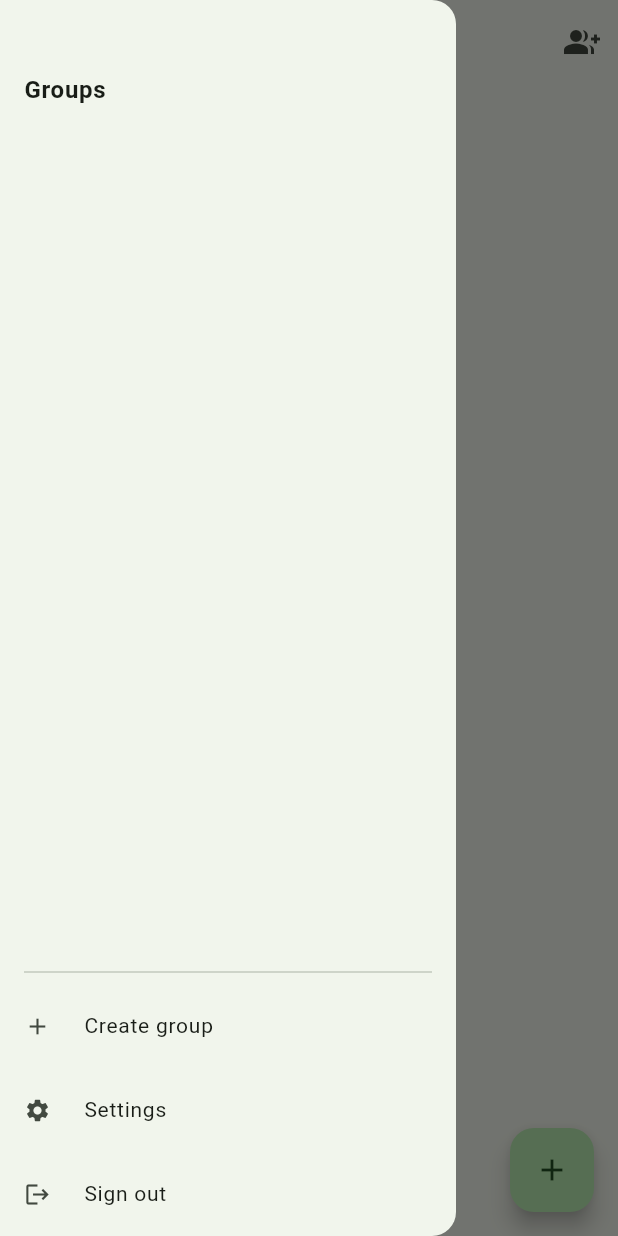
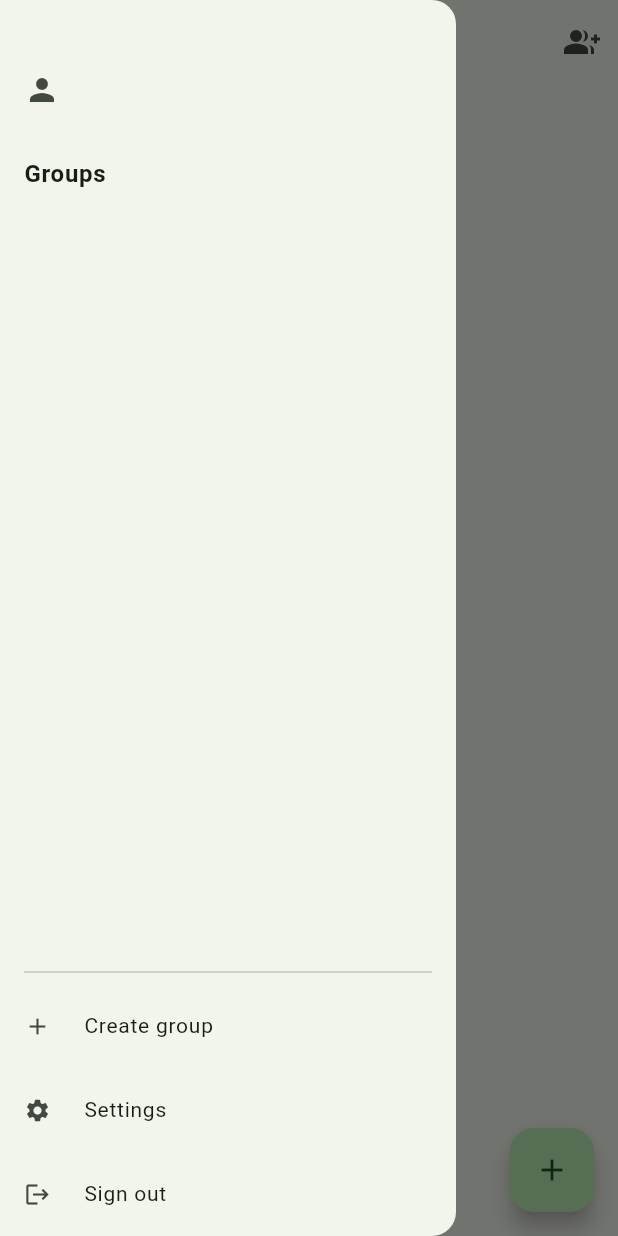
Before and after one commit to R0KK1T/CoDoC, a Flutter app: the MyHomePage screen opened directly, with the side drawer open, on a phone screen of 412 x 824 dp. Run offline on Flutter 3.47's test engine with Material 2 defaults, Android fonts, the phone set to English and light mode, and no system bars; our stand-ins replace cloud_firestore, firebase_auth, firebase_core, firebase_storage, image_picker; accounts and stored records are empty.

```diff
--- a/lib/screens/feed_screen.dart
+++ b/lib/screens/feed_screen.dart
@@ -1,4 +1,7 @@
+import 'dart:typed_data';
+
 import 'package:codoc/screens/add_members_screen.dart';
+import 'package:codoc/screens/profile_screen.dart';
 import 'package:intl/intl.dart';
 import 'package:codoc/screens/login_screen.dart';
 import 'package:firebase_auth/firebase_auth.dart';
@@ -38,6 +41,9 @@ class _MyHomePageState extends State<MyHomePage> {
   AuthMethods authService = AuthMethods();
   Stream? groups;
   Stream? groupPosts;
+  String userId = "";
+  String? userName = "";
+  String? profImg;
 
   @override
   void initState() {
@@ -47,6 +53,10 @@ class _MyHomePageState extends State<MyHomePage> {
 
   gettingUserData() async {
     // getting the list of snapshots in our stream
+    userId = FirebaseAuth.instance.currentUser!.uid;
+    userName = await StorageMethods().getUserNameById(userId);
+    profImg = await StorageMethods().getProfilePictureById(userId);
+
     await StorageMethods(uid: FirebaseAuth.instance.currentUser!.uid)
         .storageGetUserGroups()
         .then(
@@ -87,11 +97,27 @@ class _MyHomePageState extends State<MyHomePage> {
             Padding(
               padding: const EdgeInsets.only(top: 32.0),
               child: ListTile(
-                title: const Text(
-                  "Groups",
-                  style: TextStyle(
-                    fontWeight: FontWeight.bold,
-                  ),
+                title: Text(userName!),
+                leading: Icon(Icons.person),
+                onTap: () {
+                  Navigator.push(
+                    context,
+                    MaterialPageRoute(
+                      builder: (context) => MyProfilePage(
+                        userId: userId,
+                        userName: userName!,
+                        profImg: profImg!,
+                      ),
+                    ),
+                  );
+                },
+              ),
+            ),
+            ListTile(
+              title: const Text(
+                "Groups",
+                style: TextStyle(
+                  fontWeight: FontWeight.bold,
                 ),
               ),
             ),
@@ -251,7 +277,7 @@ class _MyHomePageState extends State<MyHomePage> {
                           childAspectRatio: 1.0,
                           crossAxisSpacing: 1.0,
                           mainAxisSpacing: selection.first == ViewType.listView
-                              ? verticalPadding
+                              ? horizontalPadding
                               : 1.5,
                           mainAxisExtent:
                               selection.first == ViewType.listView ? 500 : 135,
```
Also changed, not shown: lib/screens/profile_screen.dart (+23 -6 lines).
